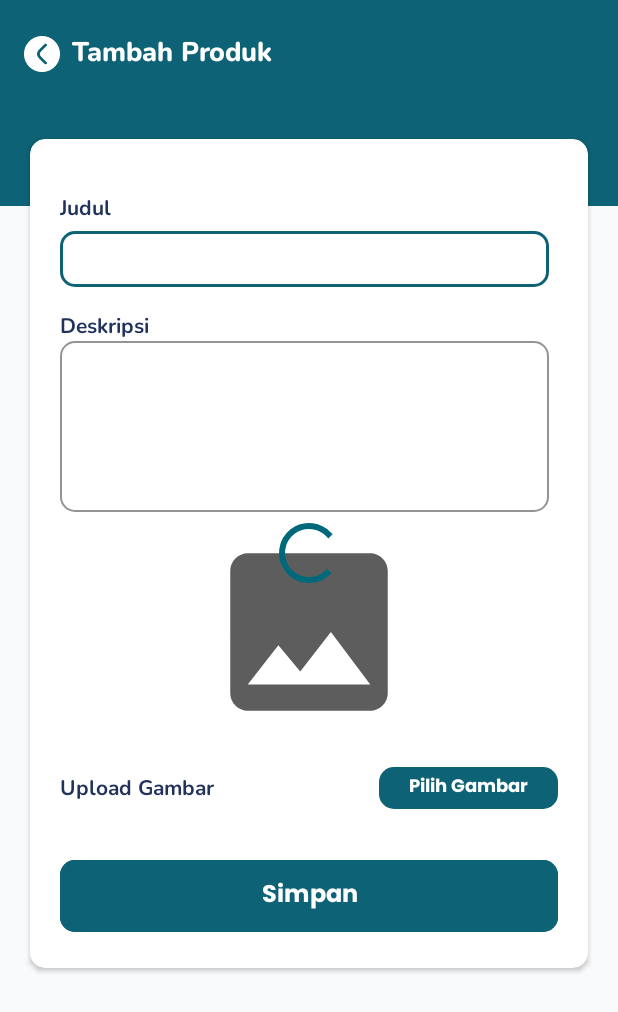
After one commit to GetHubBangkit/gethub-app, an Android app: the layout activity_home_kelola_my_gethub_tambah_produk.xml on its own in the app's theme, with its tools: preview values and no code run, on a phone screen of 412 x 824 dp. The commit adds this screen. Shown: the top 1012 px of the screen. Run offline under Robolectric (Android 15) with nearby library versions, the phone set to English and light mode, and no system bars.

Commit message:
feat: HomeKelolaMyGethubTambahProdukActivity done

```diff
--- a/app/src/main/AndroidManifest.xml
+++ b/app/src/main/AndroidManifest.xml
@@ -27,6 +27,9 @@
         android:supportsRtl="true"
         android:theme="@style/Theme.GetHub"
         tools:targetApi="31">
+        <activity
+            android:name=".ui.home.mygethub.product.HomeKelolaMyGethubTambahProdukActivity"
+            android:exported="false" />
         <activity
             android:name=".ui.home.mygethub.link.HomeKelolaMyGethubTambahLinkActivity"
             android:exported="false" />
--- a/app/src/main/java/com/entre/gethub/ui/home/mygethub/HomeKelolaMyGethubActivity.kt
+++ b/app/src/main/java/com/entre/gethub/ui/home/mygethub/HomeKelolaMyGethubActivity.kt
@@ -17,6 +17,7 @@ import com.entre.gethub.databinding.ActivityHomeKelolaMyGetHubBinding
 import com.entre.gethub.ui.adapter.HomeGethubLinkAdapter
 import com.entre.gethub.ui.adapter.HomeProdukJasaAdapter
 import com.entre.gethub.ui.home.mygethub.link.HomeKelolaMyGethubTambahLinkActivity
+import com.entre.gethub.ui.home.mygethub.product.HomeKelolaMyGethubTambahProdukActivity
 import com.entre.gethub.ui.models.GethubLink
 import com.entre.gethub.utils.ViewModelFactory
 
--- /dev/null
+++ b/app/src/main/res/layout/activity_home_kelola_my_gethub_tambah_produk.xml
@@ -0,0 +1,177 @@
+<?xml version="1.0" encoding="utf-8"?>
+<androidx.constraintlayout.widget.ConstraintLayout xmlns:android="http://schemas.android.com/apk/res/android"
+    xmlns:app="http://schemas.android.com/apk/res-auto"
+    xmlns:tools="http://schemas.android.com/tools"
+    android:layout_width="match_parent"
+    android:layout_height="match_parent"
+    android:background="@color/background"
+    android:fillViewport="true">
+
+    <ImageView
+        android:id="@+id/frame"
+        android:layout_width="0dp"
+        android:layout_height="0dp"
+        android:src="@drawable/rectangle"
+        app:layout_constraintDimensionRatio="H,3:1"
+        app:layout_constraintEnd_toEndOf="parent"
+        app:layout_constraintHorizontal_bias="0.0"
+        app:layout_constraintStart_toStartOf="parent"
+        app:layout_constraintTop_toTopOf="parent" />
+
+    <TextView
+        android:id="@+id/tvAddProduct"
+        android:layout_width="wrap_content"
+        android:layout_height="wrap_content"
+        android:fontFamily="@font/poppins_bold"
+        android:text="Tambah Produk"
+        android:textColor="@android:color/white"
+        android:textSize="18sp"
+        app:fontFamily="@font/nunito_extrabold"
+        app:layout_constraintBottom_toBottomOf="parent"
+        app:layout_constraintEnd_toEndOf="parent"
+        app:layout_constraintHorizontal_bias="0.035"
+        app:layout_constraintStart_toEndOf="@+id/icon_back"
+        app:layout_constraintTop_toTopOf="@+id/frame"
+        app:layout_constraintVertical_bias="0.027" />
+
+    <ImageView
+        android:id="@+id/icon_back"
+        android:layout_width="24dp"
+        android:layout_height="24dp"
+        android:layout_marginTop="24dp"
+        android:src="@drawable/icon_back"
+        app:layout_constraintEnd_toEndOf="parent"
+        app:layout_constraintHorizontal_bias="0.041"
+        app:layout_constraintStart_toStartOf="parent"
+        app:layout_constraintTop_toTopOf="parent" />
+
+    <androidx.cardview.widget.CardView
+        android:layout_width="match_parent"
+        android:layout_height="wrap_content"
+        android:layout_marginHorizontal="20dp"
+        android:layout_marginTop="45dp"
+        app:cardCornerRadius="10dp"
+        app:contentPadding="20dp"
+        app:layout_constraintEnd_toEndOf="parent"
+        app:layout_constraintStart_toStartOf="parent"
+        app:layout_constraintTop_toBottomOf="@id/tvAddProduct">
+
+        <LinearLayout
+            android:layout_width="match_parent"
+            android:layout_height="wrap_content"
+            android:orientation="vertical">
+
+            <TextView
+                android:id="@+id/tvJudul"
+                android:layout_width="wrap_content"
+                android:layout_height="wrap_content"
+                android:layout_marginTop="15dp"
+                android:fontFamily="@font/nunito_bold"
+                android:text="Judul"
+                android:textColor="@color/darkBlue"
+                app:layout_constraintStart_toStartOf="@+id/framecaritalent"
+                app:layout_constraintTop_toTopOf="@+id/framecaritalent" />
+
+            <com.google.android.material.textfield.TextInputLayout
+                android:id="@+id/titleTextField"
+                style="@style/AuthTextInputLayoutComplete"
+                android:layout_width="326dp"
+                android:layout_height="37dp"
+                android:layout_marginTop="5dp"
+                android:minHeight="47dp">
+
+                <com.google.android.material.textfield.TextInputEditText
+                    android:layout_width="326dp"
+                    android:layout_height="37dp"
+                    android:paddingTop="1dp"
+                    android:paddingBottom="1dp"
+                    android:textSize="14sp" />
+            </com.google.android.material.textfield.TextInputLayout>
+
+            <TextView
+                android:id="@+id/tvDeskripsi"
+                android:layout_width="wrap_content"
+                android:layout_height="wrap_content"
+                android:layout_marginTop="15dp"
+                android:fontFamily="@font/nunito_bold"
+                android:text="Deskripsi"
+                android:textColor="@color/darkBlue" />
+
+            <com.google.android.material.textfield.TextInputLayout
+                android:id="@+id/descriptionTextField"
+                style="@style/AuthTextInputLayoutComplete"
+                android:layout_width="326dp"
+                android:layout_height="114dp"
+                android:minHeight="47dp">
+
+                <com.google.android.material.textfield.TextInputEditText
+                    android:layout_width="326dp"
+                    android:layout_height="114dp"
+                    android:layout_marginStart="0dp"
+                    android:layout_marginTop="5dp"
+                    android:gravity="start|top"
+                    android:paddingTop="1dp"
+                    android:paddingBottom="1dp"
+                    android:textSize="14sp" />
+            </com.google.android.material.textfield.TextInputLayout>
+
+            <ImageView
+                android:id="@+id/ivProductImage"
+                android:layout_width="match_parent"
+                android:layout_height="140dp"
+                android:layout_marginTop="10dp"
+                android:src="@drawable/ic_image" />
+
+
+            <LinearLayout
+                android:layout_width="match_parent"
+                android:layout_height="wrap_content"
+                android:layout_marginTop="20dp"
+                android:gravity="center_vertical"
+                android:orientation="horizontal">
+
+                <TextView
+                    android:id="@+id/uploadgambar"
+                    android:layout_width="wrap_content"
+                    android:layout_height="wrap_content"
+                    android:layout_weight="1"
+                    android:fontFamily="@font/nunito_bold"
+                    android:text="Upload Gambar"
+                    android:textColor="@color/darkBlue" />
+
+                <TextView
+                    android:id="@+id/tvOpenGallery"
+                    android:layout_width="wrap_content"
+                    android:layout_height="28dp"
+                    android:background="@drawable/frame2"
+                    android:fontFamily="@font/poppins_bold"
+                    android:gravity="center"
+                    android:paddingHorizontal="20dp"
+                    android:text="Pilih Gambar"
+                    android:textAlignment="center"
+                    android:textColor="@color/white"
+                    android:textSize="12sp"
+                    app:fontFamily="@font/poppins_bold" />
+            </LinearLayout>
+
+            <Button
+                android:id="@+id/btnSimpan"
+                style="@style/CustomButton"
+                android:layout_width="match_parent"
+                android:layout_height="wrap_content"
+                android:layout_marginTop="30dp"
+                android:text="Simpan" />
+        </LinearLayout>
+
+        <ProgressBar
+            android:id="@+id/progressBar"
+            android:layout_width="wrap_content"
+            android:layout_height="wrap_content"
+            android:layout_gravity="center"
+            android:visibility="gone"
+            tools:visibility="visible" />
+
+    </androidx.cardview.widget.CardView>
+
+
+</androidx.constraintlayout.widget.ConstraintLayout>
```
Also changed, not shown: app/src/main/java/com/entre/gethub/di/Injection.kt (+7 -0 lines), app/src/main/java/com/entre/gethub/ui/home/mygethub/product/HomeKelolaMyGetHubTambahProdukViewModel.kt (added, +72 -0 lines), app/src/main/java/com/entre/gethub/ui/home/mygethub/product/HomeKelolaMyGethubTambahProdukActivity.kt (added, +178 -0 lines), app/src/main/java/com/entre/gethub/utils/ViewModelFactory.kt (+8 -3 lines).
